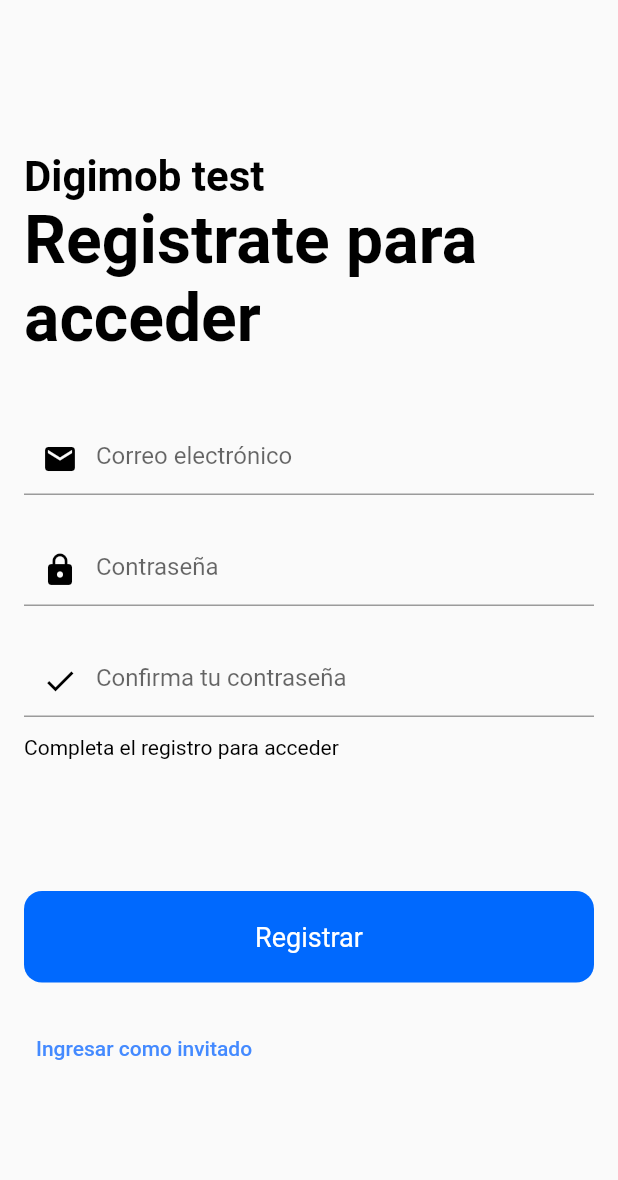
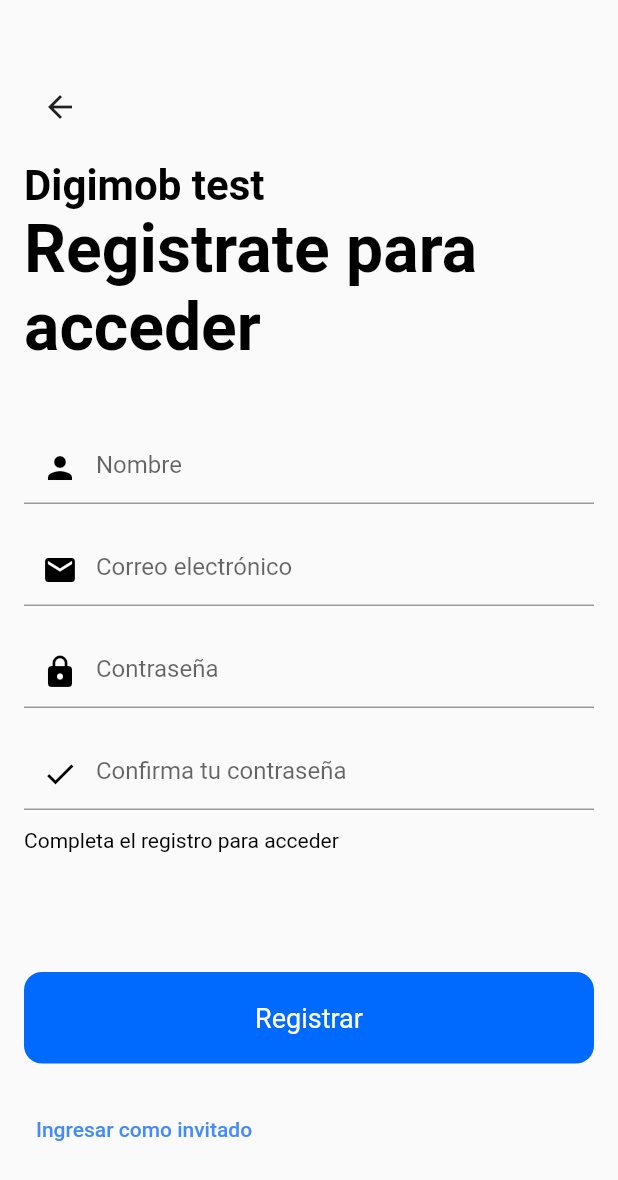
Before and after one commit to Edgar-Cupul/flutter_prueba_tecnica, a Flutter app: the RegisterScreen screen opened directly, on a phone screen of 412 x 824 dp. Shown: the top 1180 px of the screen. Run offline on Flutter 3.47's test engine with Material 2 defaults, Android fonts, the phone set to English and light mode, and no system bars; our stand-ins replace firebase_auth, firebase_core; accounts and stored records are empty.

Commit message:
Se han agregado cambios en botones y funcionalidad de registro de usuarios

```diff
--- a/lib/profile_screen.dart
+++ b/lib/profile_screen.dart
@@ -38,7 +38,7 @@ class _ProfileScreenState extends State<ProfileScreen> {
     String welcomeMessage = _user != null
         ? _user!.isAnonymous
             ? "Bienvenido como invitado a la aplicación"
-            : "Bienvenido a la aplicación, ${_user!.email}"
+            : "Bienvenido a la aplicación, ${_user!.displayName}"
         : "Usuario no autenticado";
 
     return Scaffold(
--- a/lib/register_screen.dart
+++ b/lib/register_screen.dart
@@ -1,6 +1,7 @@
 import 'package:firebase_auth/firebase_auth.dart';
 import 'package:firebase_core/firebase_core.dart';
 import 'package:flutter/material.dart';
+import 'package:flutter_prueba_tecnica/main.dart';
 import 'package:flutter_prueba_tecnica/profile_screen.dart';
 
 //Ventana de registro
@@ -45,13 +46,17 @@ class ventanaRegistro extends StatefulWidget {
 
 class _ventanaRegistroState extends State<ventanaRegistro> {
   static Future<User?> createUserWithEmailAndPassword(
-      {required String email,
+      {required String name,
+      required String email,
       required String password,
       required String confirmPassword,
       required BuildContext context}) async {
     User? user;
 
-    if (email.isEmpty || password.isEmpty || confirmPassword.isEmpty) {
+    if (name.isEmpty ||
+        email.isEmpty ||
+        password.isEmpty ||
+        confirmPassword.isEmpty) {
       showDialog(
         context: context,
         builder: (BuildContext context) {
@@ -72,6 +77,7 @@ class _ventanaRegistroState extends State<ventanaRegistro> {
         UserCredential userCredential = await FirebaseAuth.instance
             .createUserWithEmailAndPassword(email: email, password: password);
         user = userCredential.user;
+        await userCredential.user!.updateDisplayName(name);
       } on FirebaseAuthException catch (e) {
         ScaffoldMessenger.of(context).showSnackBar(SnackBar(
           content: Text(e.message.toString()),
@@ -104,8 +110,28 @@ class _ventanaRegistroState extends State<ventanaRegistro> {
     }
   }
 
+  Future<void> updateName(String name) async {
+    try {
+      // Obtiene el usuario actual
+      User? user = FirebaseAuth.instance.currentUser;
+      // Actualiza el nombre del usuario
+      await user?.updateDisplayName(name);
+      // Muestra un mensaje de éxito
+      ScaffoldMessenger.of(context).showSnackBar(SnackBar(
+        content: Text("¡Nombre de usuario actualizado correctamente!"),
+        backgroundColor: Colors.green,
+      ));
+    } catch (e) {
+      ScaffoldMessenger.of(context).showSnackBar(SnackBar(
+        content: Text("Error al registrar nombre de usuario"),
+        backgroundColor: Colors.red,
+      ));
+    }
+  }
+
   @override
   Widget build(BuildContext context) {
+    TextEditingController _nameController = TextEditingController();
     TextEditingController _emailController = TextEditingController();
     TextEditingController _passwordController = TextEditingController();
     TextEditingController _confirmPasswordController = TextEditingController();
@@ -116,6 +142,16 @@ class _ventanaRegistroState extends State<ventanaRegistro> {
         mainAxisAlignment: MainAxisAlignment.center,
         crossAxisAlignment: CrossAxisAlignment.start,
         children: [
+          IconButton(
+            icon: Icon(Icons.arrow_back),
+            onPressed: () {
+              Navigator.of(context).pushReplacement(
+                  MaterialPageRoute(builder: (context) => HomePage()));
+            },
+          ),
+          const SizedBox(
+            height: 12.0,
+          ),
           const Text(
             "Digimob test",
             style: TextStyle(
@@ -135,6 +171,17 @@ class _ventanaRegistroState extends State<ventanaRegistro> {
             height: 44.0,
           ),
           TextField(
+            controller: _nameController,
+            keyboardType: TextInputType.name,
+            decoration: const InputDecoration(
+              hintText: "Nombre",
+              prefixIcon: Icon(Icons.person, color: Colors.black),
+            ),
+          ),
+          const SizedBox(
+            height: 20.0,
+          ),
+          TextField(
             controller: _emailController,
             keyboardType: TextInputType.emailAddress,
             decoration: const InputDecoration(
@@ -143,7 +190,7 @@ class _ventanaRegistroState extends State<ventanaRegistro> {
             ),
           ),
           const SizedBox(
-            height: 26.0,
+            height: 20.0,
           ),
           TextField(
             controller: _passwordController,
@@ -154,7 +201,7 @@ class _ventanaRegistroState extends State<ventanaRegistro> {
             ),
           ),
           const SizedBox(
-            height: 26.0,
+            height: 20.0,
           ),
           TextField(
               controller: _confirmPasswordController,
@@ -169,7 +216,7 @@ class _ventanaRegistroState extends State<ventanaRegistro> {
             style: TextStyle(color: Colors.black),
           ),
           const SizedBox(
-            height: 88.0,
+            height: 80.0,
           ),
 
           /**
@@ -186,14 +233,15 @@ class _ventanaRegistroState extends State<ventanaRegistro> {
               onPressed: () async {
                 //Probemos la aplicacion
                 User? user = await createUserWithEmailAndPassword(
+                    name: _nameController.text,
                     email: _emailController.text,
                     password: _passwordController.text,
                     confirmPassword: _confirmPasswordController.text,
                     context: context);
-                print(user);
+
                 if (user != null) {
                   Navigator.of(context).pushReplacement(
-                      MaterialPageRoute(builder: (context) => ProfileScreen()));
+                      MaterialPageRoute(builder: (context) => HomePage()));
                 }
               },
               child: const Text(
@@ -205,7 +253,7 @@ class _ventanaRegistroState extends State<ventanaRegistro> {
               ),
             ),
           ),
-          SizedBox(
+          const SizedBox(
             height: 20.0,
           ),
           TextButton(
```
Also changed, not shown: lib/main.dart (+69 -7 lines).
